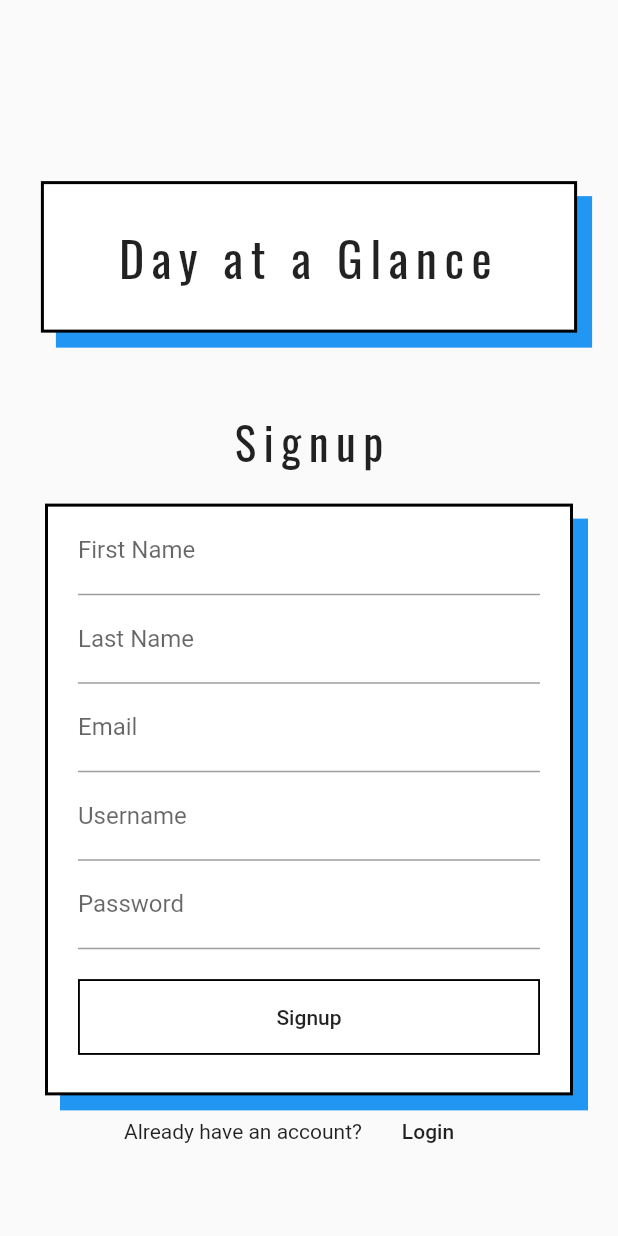
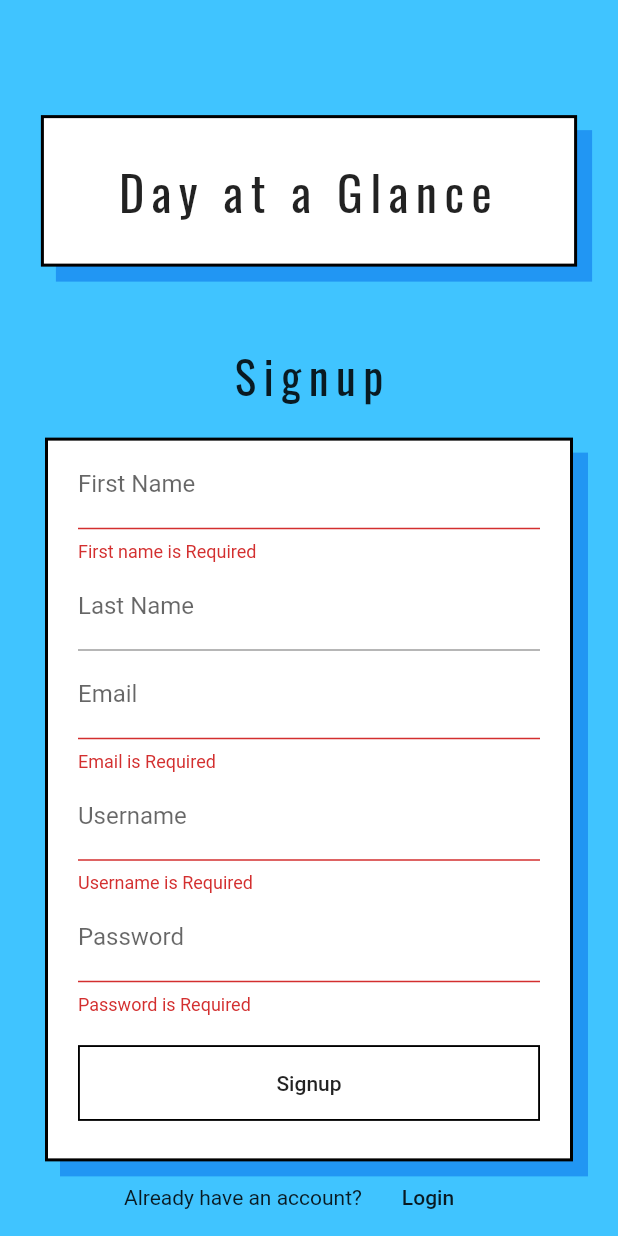
Before and after one commit to Janahan10/Todo-App, a Flutter app: the SignupScreen screen opened directly, after a tap on "Signup", on a phone screen of 412 x 824 dp. Run offline on Flutter 3.47's test engine with Material 2 defaults, Android fonts, the phone set to English and light mode, and no system bars; our stand-ins replace google_fonts, shared_preferences; accounts and stored records are empty; network calls fail.

Commit message:
Added validation for login and signup

```diff
--- a/frontend/lib/UI/SignupScreen.dart
+++ b/frontend/lib/UI/SignupScreen.dart
@@ -19,11 +19,14 @@ class _SignupScreenState extends State<SignupScreen> {
     _user = UserBloc();
   }
 
+  final _formkey = GlobalKey<FormState>();
+
   @override
   Widget build(BuildContext context) {
-    _user.registerUser("userna323123me", "password123", "firstname", "lastname", "email@ghasdks.com");
+    //_user.registerUser("userna323123me", "password123", "firstname", "lastname", "email@ghasdks.com");
+
     return Scaffold(
-      //backgroundColor: Colors.grey,
+      backgroundColor: Colors.lightBlueAccent,
       body: Center(
         child: SingleChildScrollView(
         child: Column(
@@ -86,30 +89,68 @@ class _SignupScreenState extends State<SignupScreen> {
               ),
               child: Column(
                 children: <Widget>[
+                  Form (
+                    key: _formkey,
+                    child: Column (
+                      crossAxisAlignment: CrossAxisAlignment.center,
+                      children: <Widget>[
                         TextFormField(
                           decoration: InputDecoration(labelText: "First Name"),
+                          validator: (value) {
+                            if (value.isEmpty) {
+                              return "First name is Required";
+                          }
+                            return null;
+                          },
                         ),
                         TextFormField(
                           decoration: InputDecoration(labelText: "Last Name"),
                         ),
                         TextFormField(
+                          keyboardType: TextInputType.emailAddress,
                           decoration: InputDecoration(labelText: "Email"),
+                          validator: (value) {
+                            if (value.isEmpty) {
+                              return "Email is Required";
+                            }
+                            return null;
+                          },
                         ),
                         TextFormField(
+                          keyboardType: TextInputType.text,
                           decoration: InputDecoration(labelText: "Username"),
+                          validator: (value) {
+                            if (value.isEmpty) {
+                              return "Username is Required";
+                            }
+                            return null;
+                          },
                         ),
                         TextFormField(
                           decoration: InputDecoration(labelText: "Password"),
+                          validator: (value) {
+                            if (value.isEmpty) {
+                              return "Password is Required";
+                            }
+                            return null;
+                          },
                         ),
                         Container(
                           decoration: BoxDecoration(border: Border.all(width: 1.25, color: Colors.black) ),
                           width: double.infinity,
                           margin: EdgeInsets.fromLTRB(0, 20, 0, 10),
                           child: FlatButton(
-                      onPressed: () {},
+                            onPressed: () {
+                              if(_formkey.currentState.validate()) {
+                                Scaffold.of(context).showSnackBar(SnackBar(content: Text('Processing Data')));
+                              }
+                            },
                             child: Text("Signup")
                           ),
                         ),
+                      ],
+                    )
+                  )
                 ],
               ),
             ),
```
Also changed, not shown: frontend/lib/UI/LoginScreen.dart (+34 -5 lines). Lines whose indentation alone changed are shown as unchanged.
